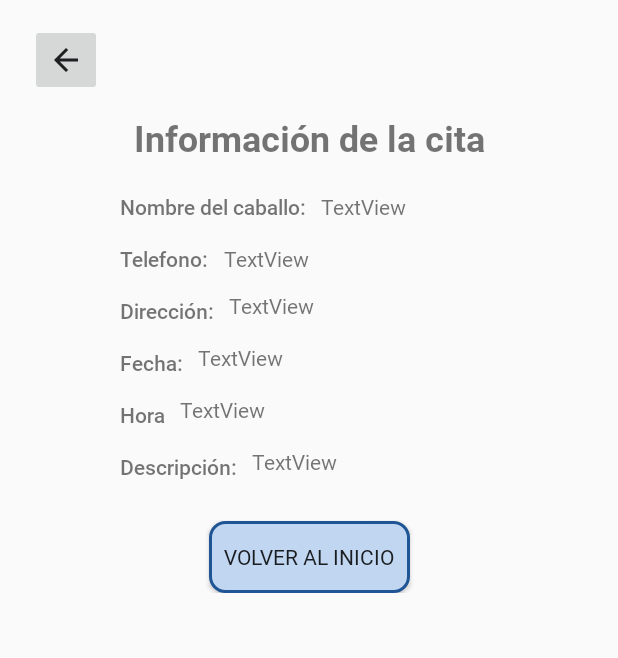
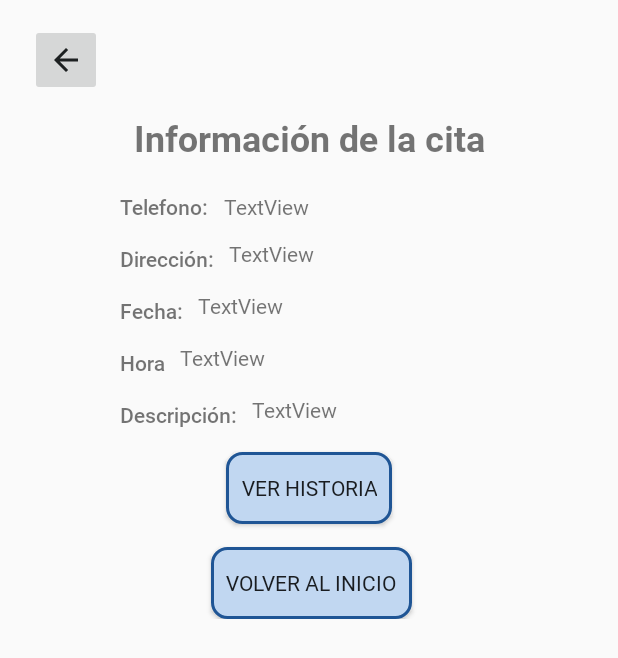
Before and after one commit to gevorah/equine-app, an Android app: the layout fragment_appointment_info.xml on its own in the app's theme, with its tools: preview values and no code run, on a phone screen of 412 x 824 dp. Shown: the top 658 px of the screen. Run offline under Robolectric (Android 15) with nearby library versions, the phone set to English and light mode, and no system bars.

Commit message:
appointments

```diff
--- a/app/src/main/java/co/edu/icesi/dev/equineapp/view/appointments/AppointmentInfoFragment.kt
+++ b/app/src/main/java/co/edu/icesi/dev/equineapp/view/appointments/AppointmentInfoFragment.kt
@@ -34,6 +34,12 @@ class AppointmentInfoFragment (private val appointment: Appointment): Fragment()
             setFragment(homeFragment)
         }
 
+        binding.medicalButtn.setOnClickListener{
+
+            //val medicalHistoryInfoFragment = MedicalHistoryInfoFragment()
+           // setFragment(medicalHistoryInfoFragment)
+        }
+
         return binding.root
     }
 
--- a/app/src/main/java/co/edu/icesi/dev/equineapp/view/appointments/CommentAdapter.kt
+++ b/app/src/main/java/co/edu/icesi/dev/equineapp/view/appointments/CommentAdapter.kt
@@ -8,6 +8,7 @@ import co.edu.icesi.dev.equineapp.model.Comment
 import com.google.firebase.firestore.ktx.firestore
 import com.google.firebase.ktx.Firebase
 import java.time.LocalDateTime
+import java.time.format.DateTimeFormatter
 
 class CommentAdapter (private val MedicalHistoryInfoFragment: MedicalHistoryInfoFragment) : RecyclerView.Adapter<CommentView>() {
 
@@ -23,7 +24,7 @@ class CommentAdapter (private val MedicalHistoryInfoFragment: MedicalHistoryInfo
         val comment = commentList[position]
         comment.also { holder.comment = it }
 
-        holder.DateTextView.text= LocalDateTime.now().toString()
+        holder.DateTextView.text= LocalDateTime.now().toString().format(DateTimeFormatter.ofPattern("MMM dd yyyy, hh:mm:ss a"))
         holder.commentTextView.text= comment.content
     }
 
--- a/app/src/main/java/co/edu/icesi/dev/equineapp/view/appointments/MedicalHistoryFormFragment.kt
+++ b/app/src/main/java/co/edu/icesi/dev/equineapp/view/appointments/MedicalHistoryFormFragment.kt
@@ -111,7 +111,6 @@ class MedicalHistoryFormFragment (): Fragment() {
         )
         Firebase.storage.reference.child("horses").child(image).putFile(uri!!)
         Firebase.firestore.collection("horses").document(horse.id).set(horse)
-        return true
 
         val medicalHistory = MedicalHistory(
             medicalHistoryId,
--- a/app/src/main/java/co/edu/icesi/dev/equineapp/view/appointments/MedicalHistoryInfoFragment.kt
+++ b/app/src/main/java/co/edu/icesi/dev/equineapp/view/appointments/MedicalHistoryInfoFragment.kt
@@ -62,7 +62,7 @@ class MedicalHistoryInfoFragment (private val medicalHistory:MedicalHistory): Fr
 
         Firebase.firestore.collection("horses").document(medicalHistory.horseId).get().addOnSuccessListener {
             val horse = it.toObject(Horse::class.java)
-            Firebase.storage.reference.child("Horses")
+            Firebase.storage.reference.child("horses")
                 .child(horse!!.image).downloadUrl.addOnSuccessListener {
                 Glide.with(binding.imageViewPet).load(it).into(binding.imageViewPet)
 
--- a/app/src/main/java/co/edu/icesi/dev/equineapp/view/home/AppointmentAdapter.kt
+++ b/app/src/main/java/co/edu/icesi/dev/equineapp/view/home/AppointmentAdapter.kt
@@ -25,7 +25,6 @@ class AppointmentAdapter(private val fragment: Fragment) : RecyclerView.Adapter<
         //}
         holder.nameTextView.text = appointment.horseId
         holder.addressTextView.text = appointment.address
-        holder.ownerTextView.text = appointment.owner
         holder.timeTextView.text = appointment.time
         holder.reasonTextView.text = appointment.reason
         holder.itemView.setOnClickListener{
--- a/app/src/main/res/layout/fragment_appointment_info.xml
+++ b/app/src/main/res/layout/fragment_appointment_info.xml
@@ -26,11 +26,11 @@
             android:layout_width="wrap_content"
             android:layout_height="wrap_content"
             android:layout_marginStart="80dp"
-            android:layout_marginTop="15dp"
+            android:layout_marginTop="20dp"
             android:fontFamily="@font/roboto_medium"
             android:text="Telefono:"
             app:layout_constraintStart_toStartOf="parent"
-            app:layout_constraintTop_toBottomOf="@+id/textView18" />
+            app:layout_constraintTop_toBottomOf="@+id/textView15" />
 
         <TextView
             android:id="@+id/textView11"
@@ -70,11 +70,11 @@
             android:layout_width="wrap_content"
             android:layout_height="wrap_content"
             android:layout_marginStart="10dp"
-            android:layout_marginTop="15dp"
+            android:layout_marginTop="20dp"
             android:fontFamily="@font/roboto_regular"
             android:text="TextView"
             app:layout_constraintStart_toEndOf="@+id/textView10"
-            app:layout_constraintTop_toBottomOf="@+id/textViewHorseName" />
+            app:layout_constraintTop_toBottomOf="@+id/textView15" />
 
         <TextView
             android:id="@+id/textViewAddres"
@@ -142,37 +142,28 @@
             app:layout_constraintStart_toStartOf="parent"
             app:layout_constraintTop_toTopOf="parent" />
 
-        <TextView
-            android:id="@+id/textView18"
-            android:layout_width="wrap_content"
-            android:layout_height="wrap_content"
-            android:layout_marginStart="80dp"
-            android:layout_marginTop="20dp"
-            android:fontFamily="@font/roboto_medium"
-            android:text="Nombre del caballo:"
-            app:layout_constraintStart_toStartOf="parent"
-            app:layout_constraintTop_toBottomOf="@+id/textView15" />
-
-        <TextView
-            android:id="@+id/textViewHorseName"
-            android:layout_width="58dp"
-            android:layout_height="wrap_content"
-            android:layout_marginStart="10dp"
-            android:layout_marginTop="20dp"
-            android:text="TextView"
-            app:layout_constraintStart_toEndOf="@+id/textView18"
-            app:layout_constraintTop_toBottomOf="@+id/textView15" />
-
         <Button
             android:id="@+id/homeBttn"
             android:layout_width="wrap_content"
             android:layout_height="wrap_content"
-            android:layout_marginTop="30dp"
+            android:layout_marginTop="15dp"
             android:background="@drawable/border_fill_blue"
             android:text="VOLVER AL INICIO"
             app:layout_constraintEnd_toEndOf="parent"
+            app:layout_constraintHorizontal_bias="0.505"
             app:layout_constraintStart_toStartOf="parent"
-            app:layout_constraintTop_toBottomOf="@+id/textViewDescription" />
+            app:layout_constraintTop_toBottomOf="@+id/medicalButtn" />
+
+        <Button
+            android:id="@+id/medicalButtn"
+            android:layout_width="wrap_content"
+            android:layout_height="wrap_content"
+            android:layout_marginTop="15dp"
+            android:background="@drawable/border_fill_blue"
+            android:text="ver historia"
+            app:layout_constraintEnd_toEndOf="parent"
+            app:layout_constraintStart_toStartOf="parent"
+            app:layout_constraintTop_toBottomOf="@+id/textView13" />
 
     </androidx.constraintlayout.widget.ConstraintLayout>
 
```
Also changed, not shown: app/src/main/java/co/edu/icesi/dev/equineapp/view/appointments/AppointmentFormFragment.kt (+16 -11 lines), app/src/main/res/layout/fragment_appointment_form.xml (+41 -39 lines), app/src/main/res/layout/fragment_medicalhistory_form.xml (+12 -8 lines), app/src/main/res/layout/fragment_medicalhistory_info.xml (+12 -12 lines).
